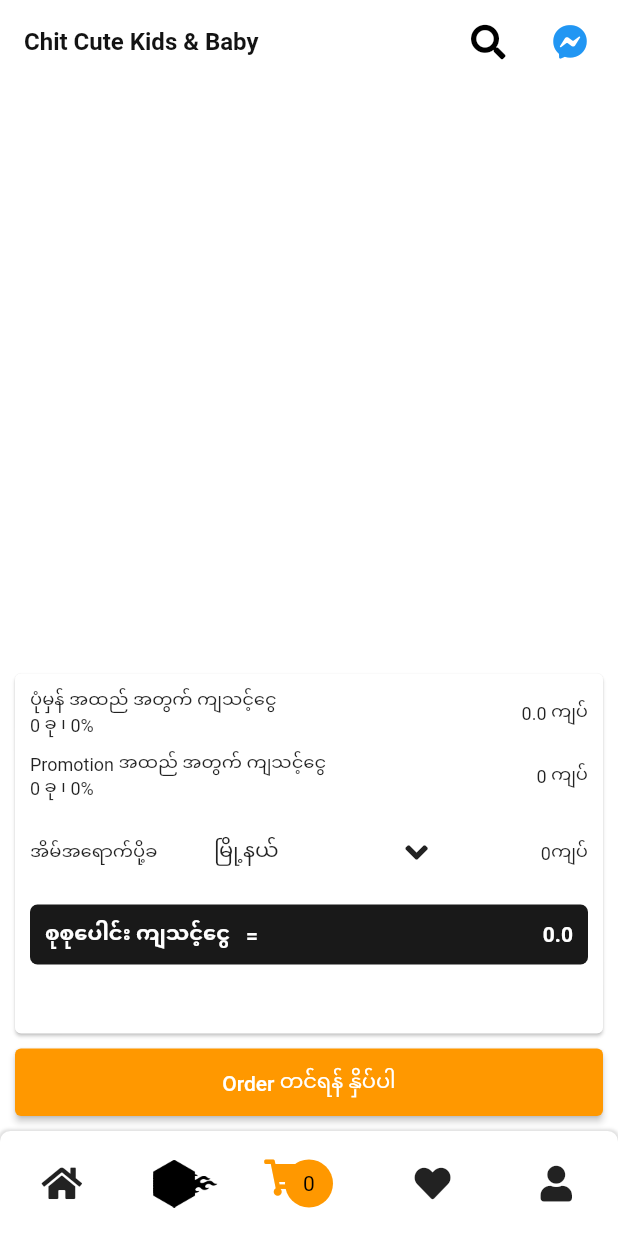
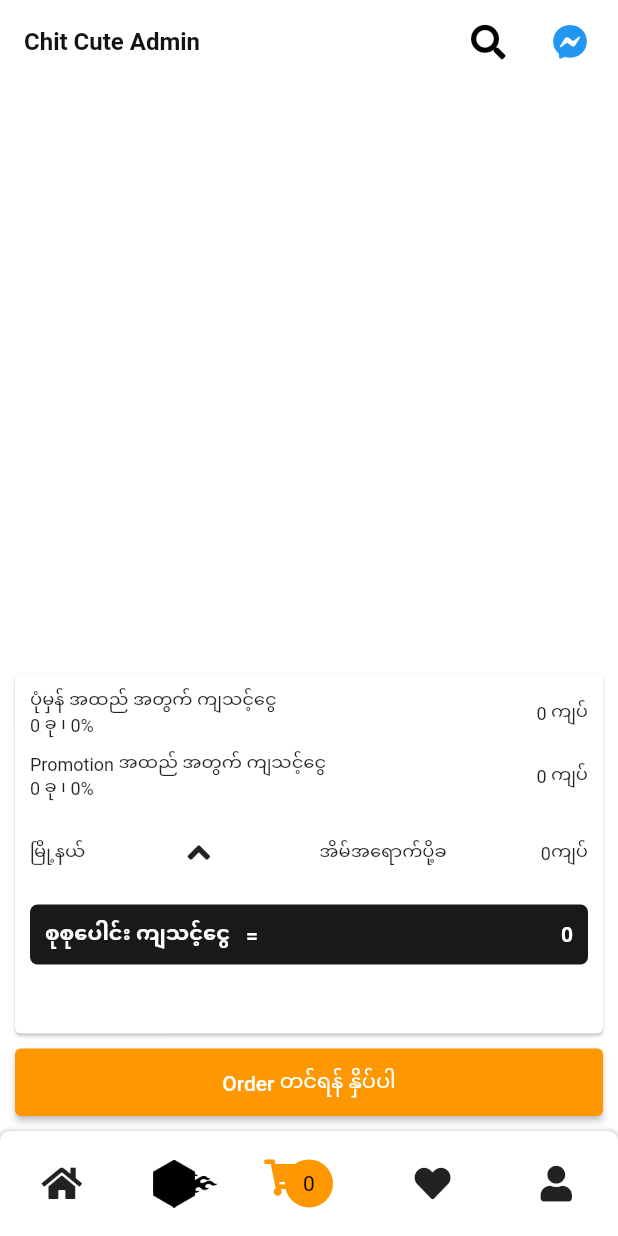
Before and after one commit to chitcute/admin, a Flutter app: the screen it shows after launch, item 3 of the bottom bar chosen, on a phone screen of 412 x 824 dp. Run offline on Flutter 3.47's test engine with Material 2 defaults, Android fonts, the phone set to English and light mode, and no system bars; our stand-ins replace cached_network_image, carousel_slider, cloud_firestore, dio, firebase_auth, firebase_core and 13 more; missing offline and left inert: cloud_firestore_web, custom_full_image_screen, firebase_auth_web, firebase_core_web, firebase_messaging_web, firebase_storage_web and 2 more; accounts and stored records are empty.

Commit message:
Admin App done

```diff
--- a/lib/controller/home_controller.dart
+++ b/lib/controller/home_controller.dart
@@ -257,7 +257,7 @@ class HomeController extends GetxController {
     updateSubTotal(true);
   }
 
-  double subTotal = 0;
+  int subTotal = 0;
   void updateSubTotal(bool isUpdate) {
     if (subTotal != 0) {
       subTotal = 0;
@@ -285,7 +285,7 @@ class HomeController extends GetxController {
     } else if (usualSaleCount >= 10) {
       discountPercentage.value = 10;
     }
-    subTotal = getSubtotalPrice(usualPrice, hotSalePrice);
+    subTotal = getSubtotalPrice(usualPrice, hotSalePrice).round();
     totalUsualPrice.value = usualPrice;
     totalHotPrice.value = hotSalePrice;
     totalUsualProductCount.value = usualSaleCount;
--- a/lib/main.dart
+++ b/lib/main.dart
@@ -32,6 +32,7 @@ class MyApp extends StatelessWidget {
   @override
   Widget build(BuildContext context) {
     return GetMaterialApp(
+      title: 'Chit Cute Admin',
       debugShowCheckedModeBanner: false,
       initialRoute: homeScreen,
       getPages: routes,
--- a/lib/model/purchase.dart
+++ b/lib/model/purchase.dart
@@ -6,7 +6,7 @@ class PurchaseModel {
   final String name;
   final String email;
   final int phone;
-  final double totalPrice;
+  final int totalPrice;
   final String address;
   final String? bankSlipImage;
   final List deliveryTownshipInfo;
@@ -33,7 +33,7 @@ class PurchaseModel {
     String? email,
     int? phone,
     String? address,
-    double? totalPrice,
+    int? totalPrice,
     String? bankSlipImage,
     List? deliveryTownshipInfo,
     DateTime? dateTime,
@@ -56,7 +56,7 @@ class PurchaseModel {
         name: json['name'] as String,
         email: json['email'] as String,
         phone: json['phone'] as int,
-        totalPrice: json['totalPrice'] as double,
+        totalPrice: json['totalPrice'] as int,
         address: json['address'] as String,
         bankSlipImage: json['bankSlipImage'] as String?,
         deliveryTownshipInfo: json['deliveryTownshipInfo'] as List,
--- a/lib/screen/detail_screen.dart
+++ b/lib/screen/detail_screen.dart
@@ -560,7 +560,7 @@ class _AddToCartState extends State<AddToCart> {
           ),
 
           SizedBox(
-            height: 10,
+            height: 30,
           ),
           ElevatedButton(
             style: buttonStyle,
--- a/lib/screen/home_screen.dart
+++ b/lib/screen/home_screen.dart
@@ -104,7 +104,7 @@ class _HomeScreenState extends State<HomeScreen> {
         backgroundColor: appBarColor,
         elevation: 0,
         title: Text(
-          "Chit Cute Kids & Baby",
+          "Chit Cute Admin",
           style: TextStyle(
             fontSize: 16,
             fontWeight: FontWeight.bold,
--- a/lib/screen/item_upload_screen.dart
+++ b/lib/screen/item_upload_screen.dart
@@ -31,7 +31,7 @@ class _UploadItemState extends State<UploadItem> {
       backgroundColor: scaffoldBackground,
       appBar: AppBar(
         title: Text(
-          "Chit Cute Kids & Baby",
+          "Chit Cute Admin",
           style: TextStyle(color: Colors.black, fontSize: 14),
         ),
         elevation: 5,
--- a/lib/screen/manage_item.dart
+++ b/lib/screen/manage_item.dart
@@ -30,7 +30,7 @@ class _ManageItemState extends State<ManageItem> {
       backgroundColor: scaffoldBackground,
       appBar: AppBar(
         title: Text(
-          "Chit Cute Kids & Baby",
+          "Chit Cute Admin",
           style: TextStyle(color: Colors.black, fontSize: 14),
         ),
         elevation: 5,
--- a/lib/screen/purchase_screen.dart
+++ b/lib/screen/purchase_screen.dart
@@ -19,7 +19,7 @@ class PurchaseScreen extends StatelessWidget {
         backgroundColor: scaffoldBackground,
         appBar: AppBar(
           title: Text(
-            "     Chit Cute Kids & Baby",
+            "Chit Cute Admin",
             style: TextStyle(color: Colors.black, fontSize: 14),
           ),
           elevation: 5,
@@ -213,7 +213,7 @@ class PurchaseScreen extends StatelessWidget {
 
   Widget purchaseDialogBox({
     required int i,
-    required double total,
+    required int total,
     required int shipping,
     required String township,
     required List<PurchaseModel> list,
--- a/lib/screen/view/cart.dart
+++ b/lib/screen/view/cart.dart
@@ -135,7 +135,7 @@ class CartView extends StatelessWidget {
                           ),
                         ),
                         Text(
-                          "${controller.discountPrice} ကျပ်",
+                          "${(controller.discountPrice).round()} ကျပ်",
                           style: TextStyle(
                             fontSize: 12,
                             fontWeight: FontWeight.w400,
@@ -208,17 +208,11 @@ class CartView extends StatelessWidget {
                     child: Row(
                       mainAxisAlignment: MainAxisAlignment.spaceBetween,
                       children: [
-                        Text(
-                          "အိမ်အရောက်ပို့ခ",
-                          style: TextStyle(
-                            fontSize: 12,
-                            fontWeight: FontWeight.w400,
-                          ),
-                        ),
+
 
                         ///DropDown TownShip List
                         Container(
-                          width: 180,
+                          width: 150,
                           height: 50,
                           child:
                               GetBuilder<HomeController>(builder: (controller) {
@@ -238,17 +232,32 @@ class CartView extends StatelessWidget {
                                   child: Text(
                                     controller.townShipNameAndFee["townName"] ??
                                         "မြို့နယ်",
-                                    overflow: TextOverflow.ellipsis,
+                                style: TextStyle(
+                                fontSize: 12,
+                              ),
                                     maxLines: 1,
                                   ),
                                 ),
                                 //DropDown Icon
                                 Expanded(
-                                    child: Icon(FontAwesomeIcons.angleDown)),
+                                    child: Icon(FontAwesomeIcons.angleUp)),
                               ]),
                             );
                           }),
                         ),
+
+                        Padding(
+                          padding: const EdgeInsets.only(right: 20),
+                          child: Text(
+                            "အိမ်အရောက်ပို့ခ",
+                            style: TextStyle(
+                              fontSize: 12,
+                              fontWeight: FontWeight.w400,
+                            ),
+                          ),
+                        ),
+
+
                         GetBuilder<HomeController>(builder: (controller) {
                           return Text(
                             controller.townShipNameAndFee.isEmpty
@@ -260,6 +269,8 @@ class CartView extends StatelessWidget {
                             ),
                           );
                         }),
+
+
                       ],
                     ),
                   ),
@@ -384,7 +395,8 @@ Widget divisionDialogWidget() {
                 duration: const Duration(milliseconds: 200),
                 child: Row(mainAxisAlignment: MainAxisAlignment.spaceAround, children: [
                   //Text
-                  Text(divisionList[divisionIndex].name),
+                  Text(divisionList[divisionIndex].name,
+                  ),
                   SizedBox(width: 10),
                   Icon(FontAwesomeIcons.angleRight),
                 ]),
```
Also changed, not shown: 12 other files.
